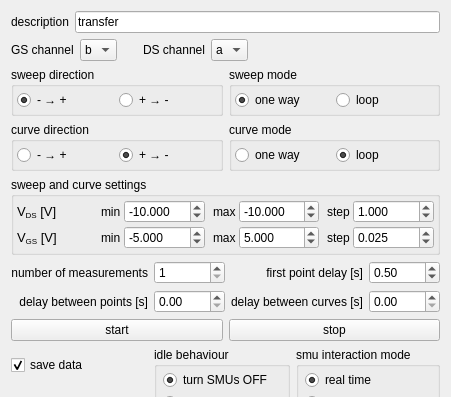
The window that experiments/transistor_transfer.ui (dean-nanomol/nanomol) describes before a commit, drawn with Qt 5; both pictures show x 0 to 451 and y 0 to 397 of the 451 by 744 pixel window.
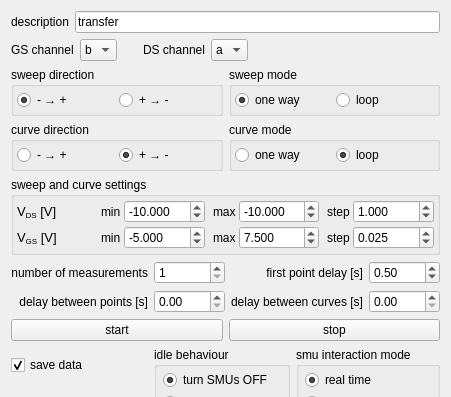
The same window after the commit.

```diff
--- a/experiments/transistor_transfer.ui
+++ b/experiments/transistor_transfer.ui
@@ -519,7 +519,7 @@
            <double>-99.989999999999995</double>
           </property>
           <property name="value">
-           <double>5.000000000000000</double>
+           <double>7.500000000000000</double>
           </property>
          </widget>
         </item>
```
